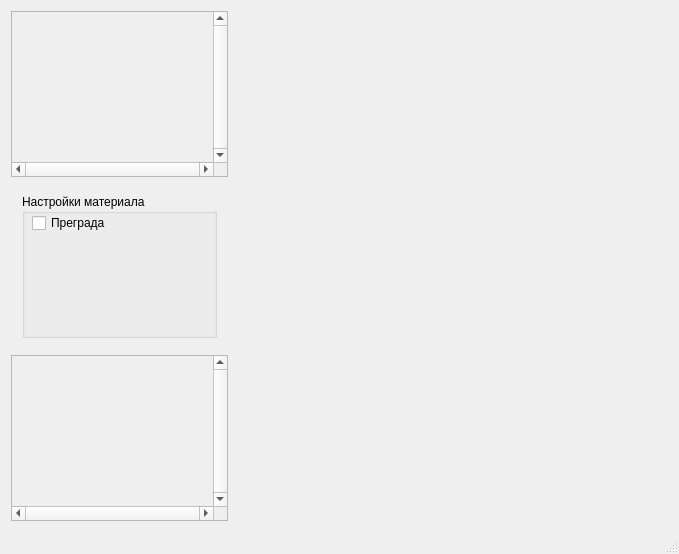
da-nie/Dizzy-Editor-, file DizzyEditor/cmainwindow.ui: the form before one commit.
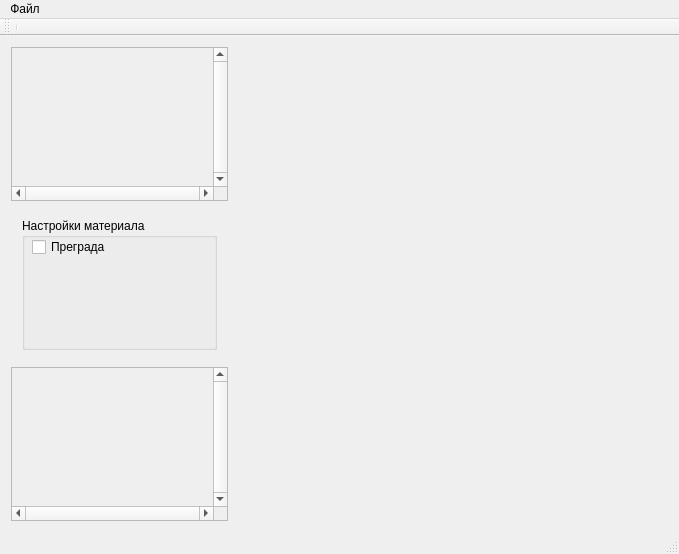
The form after the commit. Custom widgets are drawn as their Qt base class.

Patch:
```diff
--- a/DizzyEditor/cmainwindow.ui
+++ b/DizzyEditor/cmainwindow.ui
@@ -14,7 +14,7 @@
    <string>CMainWindow</string>
   </property>
   <widget class="QWidget" name="centralWidget">
-   <layout class="QGridLayout" name="gridLayout">
+   <layout class="QGridLayout" name="gridLayout" rowstretch="1">
     <item row="0" column="0">
      <layout class="QGridLayout" name="gridLayout_basic" rowstretch="10,10,10" columnstretch="5,10">
       <item row="1" column="0">
@@ -60,7 +60,7 @@
            <x>0</x>
            <y>0</y>
            <width>198</width>
-           <height>142</height>
+           <height>137</height>
           </rect>
          </property>
         </widget>
@@ -83,7 +83,7 @@
            <x>0</x>
            <y>0</y>
            <width>198</width>
-           <height>142</height>
+           <height>137</height>
           </rect>
          </property>
         </widget>
@@ -105,8 +105,38 @@
      <height>18</height>
     </rect>
    </property>
+   <widget class="QMenu" name="menu">
+    <property name="title">
+     <string>Файл</string>
+    </property>
+    <addaction name="cAction_SaveMap"/>
+    <addaction name="cAction_LoadMap"/>
+   </widget>
+   <addaction name="menu"/>
   </widget>
   <widget class="QStatusBar" name="statusBar"/>
+  <widget class="QToolBar" name="cToolBar_Main">
+   <property name="windowTitle">
+    <string>toolBar</string>
+   </property>
+   <attribute name="toolBarArea">
+    <enum>TopToolBarArea</enum>
+   </attribute>
+   <attribute name="toolBarBreak">
+    <bool>false</bool>
+   </attribute>
+   <addaction name="separator"/>
+  </widget>
+  <action name="cAction_SaveMap">
+   <property name="text">
+    <string>Сохранить карту</string>
+   </property>
+  </action>
+  <action name="cAction_LoadMap">
+   <property name="text">
+    <string>Открыть карту</string>
+   </property>
+  </action>
  </widget>
  <layoutdefault spacing="6" margin="11"/>
  <customwidgets>
```
